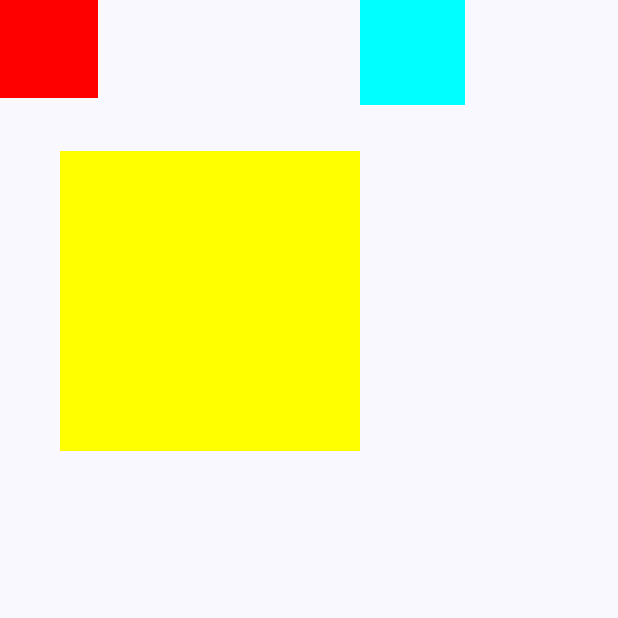
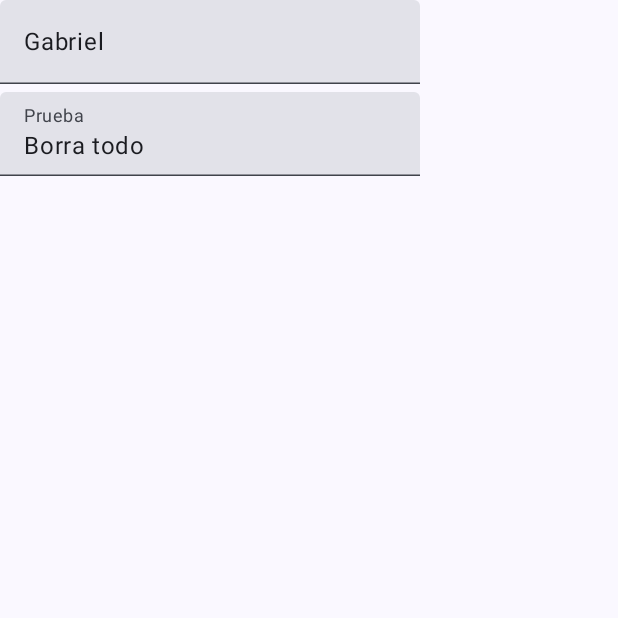
Before and after one commit to gabreucast/imback, an Android app built with Jetpack Compose: the screen it shows after launch (MainActivity), on a phone screen of 412 x 824 dp, the top half of it. Run offline under Robolectric (Android 15) with nearby library versions, the phone set to English and light mode, and no system bars.

Commit message:
Learning Text and TextFields

```diff
--- a/app/src/main/java/com/example/imback/MainActivity.kt
+++ b/app/src/main/java/com/example/imback/MainActivity.kt
@@ -8,7 +8,7 @@ import androidx.compose.foundation.layout.fillMaxSize
 import androidx.compose.foundation.layout.padding
 import androidx.compose.material3.Scaffold
 import androidx.compose.ui.Modifier
-import com.example.imback.components.layout.ConstraintBarrier
+import com.example.imback.ficheros.MyTextFieldParent
 import com.example.imback.ui.theme.ImbackTheme
 
 class MainActivity : ComponentActivity() {
@@ -19,13 +19,15 @@ class MainActivity : ComponentActivity() {
             ImbackTheme {
                 Scaffold(modifier = Modifier.fillMaxSize()) { innerPadding ->
 //                    MyConstaintLayout()
-                    ConstraintBarrier(Modifier.padding(innerPadding))
+//                    ConstraintBarrier(Modifier.padding(innerPadding))
 //                    MyReto1(Modifier.padding(innerPadding))
 //                    MyReto2()
 //                    Column(Modifier.padding(innerPadding)) {
 //                        MyRow()
 //                        MyColumn()
 //                    }
+//                    MyState(Modifier.padding(innerPadding))
+                    MyTextFieldParent(Modifier.padding(innerPadding))
                 }
             }
         }
--- a/app/src/main/java/com/example/imback/components/layout/MyColumn.kt
+++ b/app/src/main/java/com/example/imback/components/layout/components/layouts/MyColumn.kt
@@ -1,4 +1,4 @@
-package com.example.imback.components.layout
+package com.example.imback.components.layout.components.layouts
 
 import androidx.compose.foundation.background
 import androidx.compose.foundation.layout.Arrangement
--- a/app/src/main/java/com/example/imback/components/layout/MyComplexLayout.kt
+++ b/app/src/main/java/com/example/imback/components/layout/components/layouts/MyComplexLayout.kt
@@ -1,4 +1,4 @@
-package com.example.imback.components.layout
+package com.example.imback.components.layout.components.layouts
 
 import androidx.compose.foundation.background
 import androidx.compose.foundation.layout.Box
--- a/app/src/main/java/com/example/imback/components/layout/MyConstraintLayout.kt
+++ b/app/src/main/java/com/example/imback/components/layout/components/layouts/MyConstraintLayout.kt
@@ -1,4 +1,4 @@
-package com.example.imback.components.layout
+package com.example.imback.components.layout.components.layouts
 
 import androidx.compose.foundation.background
 import androidx.compose.foundation.layout.Box
--- a/app/src/main/java/com/example/imback/components/layout/MyReto1.kt
+++ b/app/src/main/java/com/example/imback/components/layout/components/layouts/MyReto1.kt
@@ -1,4 +1,4 @@
-package com.example.imback.components.layout
+package com.example.imback.components.layout.components.layouts
 
 import androidx.compose.foundation.background
 import androidx.compose.foundation.horizontalScroll
--- a/app/src/main/java/com/example/imback/components/layout/MyRow.kt
+++ b/app/src/main/java/com/example/imback/components/layout/components/layouts/MyRow.kt
@@ -1,4 +1,4 @@
-package com.example.imback.components.layout
+package com.example.imback.components.layout.components.layouts
 
 import androidx.compose.foundation.background
 import androidx.compose.foundation.horizontalScroll
--- a/app/src/main/java/com/example/imback/components/layout/Mybox.kt
+++ b/app/src/main/java/com/example/imback/components/layout/components/layouts/Mybox.kt
@@ -1,4 +1,4 @@
-package com.example.imback.components.layout
+package com.example.imback.components.layout.components.layouts
 
 import androidx.compose.foundation.background
 import androidx.compose.foundation.layout.Box
@@ -14,8 +14,9 @@ import androidx.compose.ui.graphics.Color
 import androidx.compose.ui.tooling.preview.Preview
 import androidx.compose.ui.unit.dp
 
+@Preview
 @Composable
-fun MyBox(height: Modifier) {
+fun MyBox(height: Modifier = Modifier) {
     Box(
         modifier = Modifier
             .width(200.dp)
--- /dev/null
+++ b/app/src/main/java/com/example/imback/ficheros/TextField.kt
@@ -0,0 +1,47 @@
+package com.example.imback.ficheros
+
+import androidx.compose.foundation.layout.Column
+import androidx.compose.foundation.layout.Spacer
+import androidx.compose.foundation.layout.height
+import androidx.compose.material3.Text
+import androidx.compose.material3.TextField
+import androidx.compose.runtime.Composable
+import androidx.compose.runtime.getValue
+import androidx.compose.runtime.mutableStateOf
+import androidx.compose.runtime.saveable.rememberSaveable
+import androidx.compose.runtime.setValue
+import androidx.compose.ui.Modifier
+import androidx.compose.ui.tooling.preview.Preview
+import androidx.compose.ui.unit.dp
+
+@Preview(showBackground = true)
+
+@Composable
+fun MyTextFieldParent(modifier: Modifier = Modifier) {
+    var user: String by rememberSaveable() { mutableStateOf("Gabriel") }
+    var value: String by rememberSaveable() { mutableStateOf("Borra todo") }
+
+    Column(modifier = Modifier) {
+        MyTextField(user = user) { user = it }
+        Spacer(Modifier.height(5.dp))
+        MySecondTextField(value = value) {
+            value = it
+        }
+    }
+}
+
+@Composable
+fun MyTextField(user: String, onUserChange: (String) -> Unit) {
+    TextField(user, onValueChange = { onUserChange(it) })
+}
+
+@Composable
+fun MySecondTextField(value: String, onValueChange: (String) -> Unit) {
+    TextField(
+        value,
+        onValueChange = { onValueChange(it) },
+        readOnly = value.isEmpty(),
+        placeholder = {
+            Text("Se Bloqueó :)")}, label = { Text("Prueba")}
+    )
+}
```
Also changed, not shown: app/src/main/java/com/example/imback/components/layout/components/layouts/MyReto2.kt (renamed from app/src/main/java/com/example/imback/components/layout/MyReto2.kt, +4 -4 lines), app/src/main/java/com/example/imback/ficheros/Text.kt (added, +51 -0 lines), app/src/main/java/com/example/imback/state/MyState.kt (added, +40 -0 lines).
